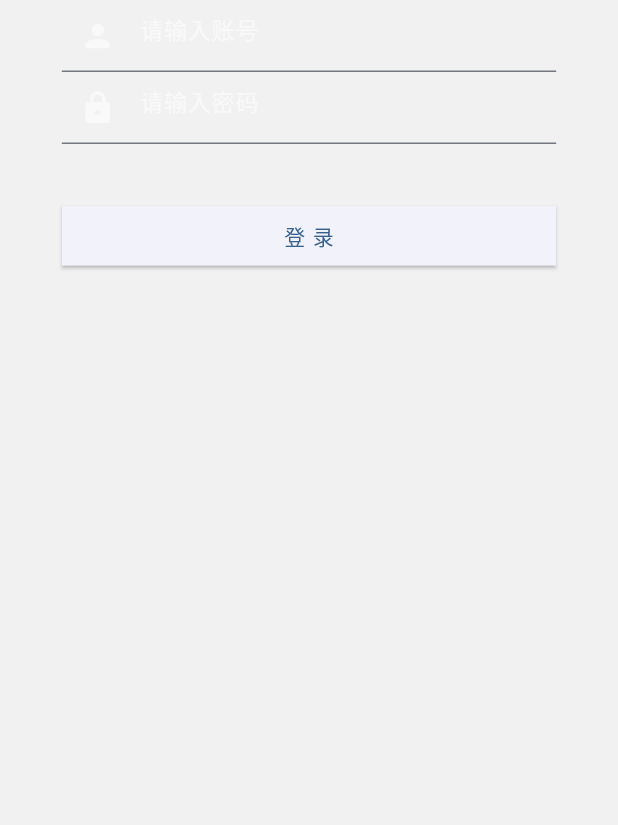
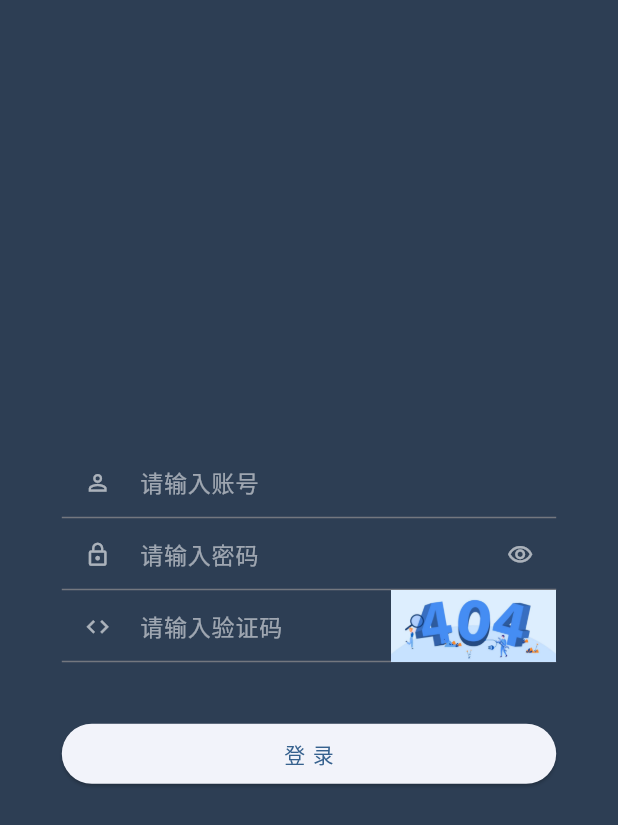
Before and after one commit to fjjlovelk/flutter_template, a Flutter app: the screen it shows after launch, on a phone screen of 412 x 824 dp. Shown: the top 825 px of the screen. Run offline on Flutter 3.47's test engine with Material 3 defaults, Android fonts, the phone set to English and light mode, and no system bars; our stand-ins replace device_info_plus, dio, flutter_easyloading, flutter_screenutil, get, permission_handler and 1 more.

Commit message:
登录页完善、首页tabs

```diff
--- a/lib/pages/login/state.dart
+++ b/lib/pages/login/state.dart
@@ -1,7 +1,14 @@
 import 'package:flutter/cupertino.dart';
+import 'package:get/get.dart';
 
 class LoginState {
   final TextEditingController usernameController = TextEditingController();
   final TextEditingController passwordController = TextEditingController();
   final TextEditingController captchaController = TextEditingController();
+
+  /// 密码eye
+  final isObscure = true.obs;
+
+  /// 验证码 base64
+  final captcha = "".obs;
 }
--- a/lib/pages/login/view.dart
+++ b/lib/pages/login/view.dart
@@ -1,3 +1,5 @@
+import 'dart:convert';
+
 import 'package:flutter/material.dart';
 import 'package:flutter_screenutil/flutter_screenutil.dart';
 import 'package:get/get.dart';
@@ -10,6 +12,7 @@ class LoginPage extends GetView<LoginController> {
   @override
   Widget build(BuildContext context) {
     return Scaffold(
+      backgroundColor: const Color(0xff2d3e54),
       body: _buildForm(),
     );
   }
@@ -17,11 +20,10 @@ class LoginPage extends GetView<LoginController> {
   /// 表单区域
   Widget _buildForm() {
     return Center(
-      child: LayoutBuilder(
-        builder: (context, constraint) {
-          return SizedBox(
-            width: constraint.maxWidth * 4 / 5,
+      child: FractionallySizedBox(
+        widthFactor: 0.8,
         child: Column(
+          mainAxisAlignment: MainAxisAlignment.center,
           children: [
             TextField(
               controller: controller.state.usernameController,
@@ -29,6 +31,7 @@ class LoginPage extends GetView<LoginController> {
                 color: Colors.white54,
                 fontSize: 14.sp,
               ),
+              textAlignVertical: TextAlignVertical.center,
               decoration: InputDecoration(
                 hintText: "请输入账号",
                 hintStyle: TextStyle(
@@ -36,47 +39,81 @@ class LoginPage extends GetView<LoginController> {
                   fontSize: 14.sp,
                 ),
                 prefixIconColor: Colors.white60,
-                    prefixIcon: const Icon(Icons.person),
+                prefixIcon: Icon(Icons.person_outline, size: 16.sp),
               ),
             ),
-                TextField(
+            Obx(
+              () => TextField(
                 controller: controller.state.passwordController,
                 style: TextStyle(
                   color: Colors.white54,
                   fontSize: 14.sp,
                 ),
+                obscureText: controller.state.isObscure.value,
+                textAlignVertical: TextAlignVertical.center,
                 decoration: InputDecoration(
                   hintText: "请输入密码",
                   hintStyle: TextStyle(
                     color: Colors.white54,
                     fontSize: 14.sp,
                   ),
-                    prefixIcon: const Icon(Icons.lock),
-                    // suffixIcon: IconButton(
-                    //   onPressed: () {
-                    //     controller.toggleObscure();
-                    //   },
-                    //   icon: Icon(
-                    //     controller.state.isObscure.value
-                    //         ? Icons.visibility_outlined
-                    //         : Icons.visibility_off_outlined,
-                    //     size: 20.sp,
-                    //   ),
-                    // ),
+                  prefixIcon: Icon(Icons.lock_outline, size: 16.sp),
+                  suffixIcon: IconButton(
+                    onPressed: () {
+                      controller.toggleObscure();
+                    },
+                    icon: Icon(
+                      controller.state.isObscure.value
+                          ? Icons.visibility_outlined
+                          : Icons.visibility_off_outlined,
+                      size: 16.sp,
+                    ),
+                  ),
                   prefixIconColor: Colors.white60,
                   suffixIconColor: Colors.white60,
                 ),
               ),
-                SizedBox(height: 30.h),
-                SizedBox(
-                  width: double.infinity,
-                  child: ElevatedButton(
-                    style: ButtonStyle(
-                      shape: WidgetStateProperty.all(
-                        const RoundedRectangleBorder(
-                          borderRadius: BorderRadius.zero,
+            ),
+            TextField(
+              controller: controller.state.captchaController,
+              style: TextStyle(
+                color: Colors.white54,
+                fontSize: 14.sp,
+              ),
+              textAlignVertical: TextAlignVertical.center,
+              decoration: InputDecoration(
+                hintText: "请输入验证码",
+                hintStyle: TextStyle(
+                  color: Colors.white54,
+                  fontSize: 14.sp,
+                ),
+                prefixIconColor: Colors.white60,
+                prefixIcon: Icon(Icons.code, size: 16.sp),
+                suffixIcon: GestureDetector(
+                  onTap: controller.getCaptcha,
+                  child: Obx(
+                    () => controller.state.captcha.value.isEmpty
+                        ? Image.asset(
+                            'assets/images/empty_captcha.jpg',
+                            width: 100.w,
+                            height: 35.h,
+                            fit: BoxFit.cover,
+                          )
+                        : Image.memory(
+                            base64Decode(controller.state.captcha.value),
+                            width: 100.w,
+                            height: 35.h,
+                            fit: BoxFit.fill,
+                            gaplessPlayback: true,
                           ),
                   ),
+                ),
+              ),
+            ),
+            SizedBox(height: 30.h),
+            ElevatedButton(
+              style: ElevatedButton.styleFrom(
+                fixedSize: const Size.fromWidth(double.maxFinite),
               ),
               onPressed: () {
                 controller.login();
@@ -86,11 +123,8 @@ class LoginPage extends GetView<LoginController> {
                 style: TextStyle(letterSpacing: 5),
               ),
             ),
-                ),
           ],
         ),
-          );
-        },
       ),
     );
   }
--- a/lib/router/app_pages.dart
+++ b/lib/router/app_pages.dart
@@ -1,3 +1,4 @@
+import 'package:flutter_template/pages/home_tabs/binding.dart';
 import 'package:flutter_template/pages/home_tabs/view.dart';
 import 'package:flutter_template/pages/login/binding.dart';
 import 'package:flutter_template/pages/login/view.dart';
@@ -28,6 +29,7 @@ class AppPages {
     GetPage(
       name: AppRoutes.homeTabs,
       page: () => const HomeTabsPage(),
+      binding: HomeTabsBinding(),
       middlewares: [AuthMiddleware()],
     ),
   ];
--- a/pubspec.yaml
+++ b/pubspec.yaml
@@ -24,9 +24,9 @@ dev_dependencies:
 
 flutter:
   uses-material-design: true
-  # assets:
-  #   - images/a_dot_burr.jpeg
-  #   - images/a_dot_ham.jpeg
+  assets:
+    - assets/images/
+    - assets/icons/
   # fonts:
   #   - family: Schyler
   #     fonts:
```
Also changed, not shown: lib/api/user_api.dart (+6 -4 lines), lib/pages/home_tabs/controller.dart (+16 -0 lines), lib/pages/home_tabs/state.dart (+24 -3 lines), lib/pages/home_tabs/view.dart (+20 -1 lines), lib/pages/login/controller.dart (+19 -3 lines), lib/widgets/keep_alive_wrapper.dart (added, +31 -0 lines), assets/icons/message.png (added), assets/icons/message_active.png (added), assets/icons/mine.png (added), assets/icons/mine_active.png (added), assets/icons/more_icon.png (added), assets/icons/platform.png (added), assets/icons/platform_active.png (added), assets/images/avatar.png (added), 3 more files. Lines whose indentation alone changed are shown as unchanged.
